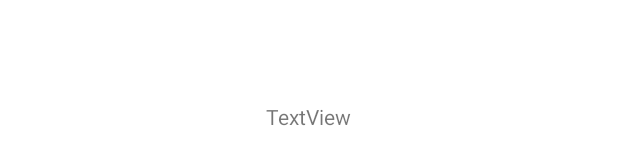
After one commit to happyme181/TodoApp2, an Android app: the layout activity_home.xml on its own in the app's theme, with its tools: preview values and no code run, on a phone screen of 412 x 824 dp. The commit adds this screen. Shown: the part 501-666 px from the top of the screen. Run offline under Robolectric (Android 15) with nearby library versions, the phone set to English and light mode, and no system bars.

Commit message:
initial use

```diff
--- a/app/src/main/AndroidManifest.xml
+++ b/app/src/main/AndroidManifest.xml
@@ -9,6 +9,7 @@
         android:roundIcon="@mipmap/ic_launcher_round"
         android:supportsRtl="true"
         android:theme="@style/Theme.TodoApp2">
+        <activity android:name=".HomeActivity"></activity>
         <activity android:name=".MainActivity">
             <intent-filter>
                 <action android:name="android.intent.action.MAIN" />
--- /dev/null
+++ b/app/src/main/res/layout/activity_home.xml
@@ -0,0 +1,16 @@
+<?xml version="1.0" encoding="utf-8"?>
+<LinearLayout xmlns:android="http://schemas.android.com/apk/res/android"
+    xmlns:app="http://schemas.android.com/apk/res-auto"
+    xmlns:tools="http://schemas.android.com/tools"
+    android:layout_width="match_parent"
+    android:layout_height="match_parent"
+    android:orientation="vertical"
+    android:gravity="center"
+    tools:context=".HomeActivity">
+
+    <TextView
+        android:id="@+id/userNameDisplay"
+        android:layout_width="wrap_content"
+        android:layout_height="wrap_content"
+        android:text="TextView" />
+</LinearLayout>
```
Also changed, not shown: app/src/main/java/com/denbofa/todoapp2/HomeActivity.kt (added, +18 -0 lines), app/src/main/java/com/denbofa/todoapp2/MainActivity.kt (+36 -1 lines).
